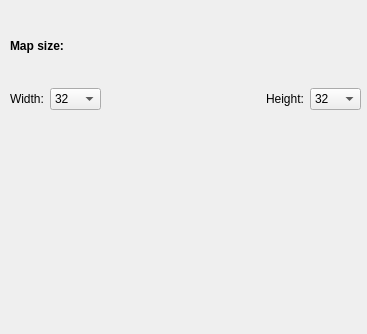
Old version of the form wc3lib/src/editor/newmapdialog.ui in the repository xiangzhai/vjasssdk.
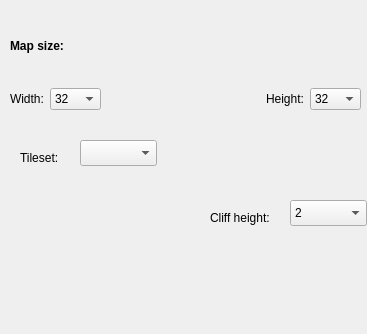
New version of the form. Custom widgets are drawn as their Qt base class.

Patch:
```diff
--- a/wc3lib/src/editor/newmapdialog.ui
+++ b/wc3lib/src/editor/newmapdialog.ui
@@ -253,6 +253,67 @@
     </item>
    </layout>
   </widget>
+  <widget class="KComboBox" name="m_tilesetComboBox">
+   <property name="geometry">
+    <rect>
+     <x>80</x>
+     <y>140</y>
+     <width>77</width>
+     <height>26</height>
+    </rect>
+   </property>
+  </widget>
+  <widget class="KComboBox" name="kcombobox_3">
+   <property name="geometry">
+    <rect>
+     <x>290</x>
+     <y>200</y>
+     <width>77</width>
+     <height>26</height>
+    </rect>
+   </property>
+   <item>
+    <property name="text">
+     <string>2</string>
+    </property>
+   </item>
+   <item>
+    <property name="text">
+     <string>4</string>
+    </property>
+   </item>
+   <item>
+    <property name="text">
+     <string>6</string>
+    </property>
+   </item>
+  </widget>
+  <widget class="QLabel" name="label_4">
+   <property name="geometry">
+    <rect>
+     <x>20</x>
+     <y>150</y>
+     <width>55</width>
+     <height>16</height>
+    </rect>
+   </property>
+   <property name="text">
+    <string>Tileset:</string>
+   </property>
+  </widget>
+  <widget class="QLabel" name="label_5">
+   <property name="geometry">
+    <rect>
+     <x>210</x>
+     <y>210</y>
+     <width>71</width>
+     <height>16</height>
+    </rect>
+   </property>
+   <property name="text">
+    <string>Cliff height:</string>
+   </property>
+  </widget>
  </widget>
  <customwidgets>
   <customwidget>
```
